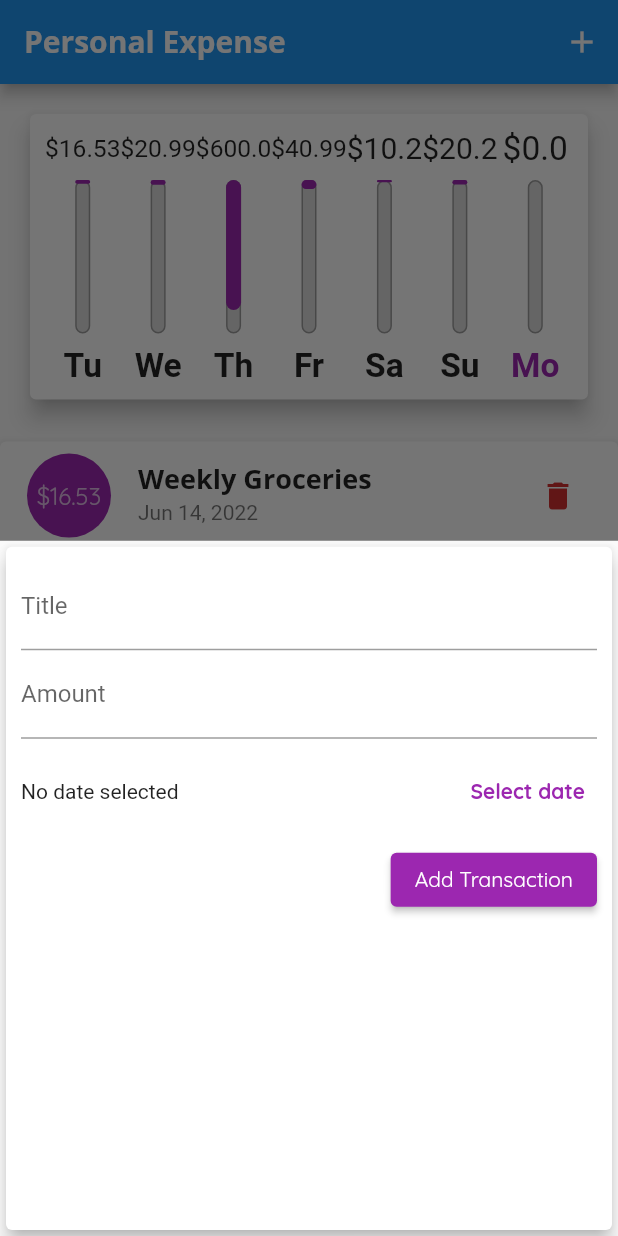
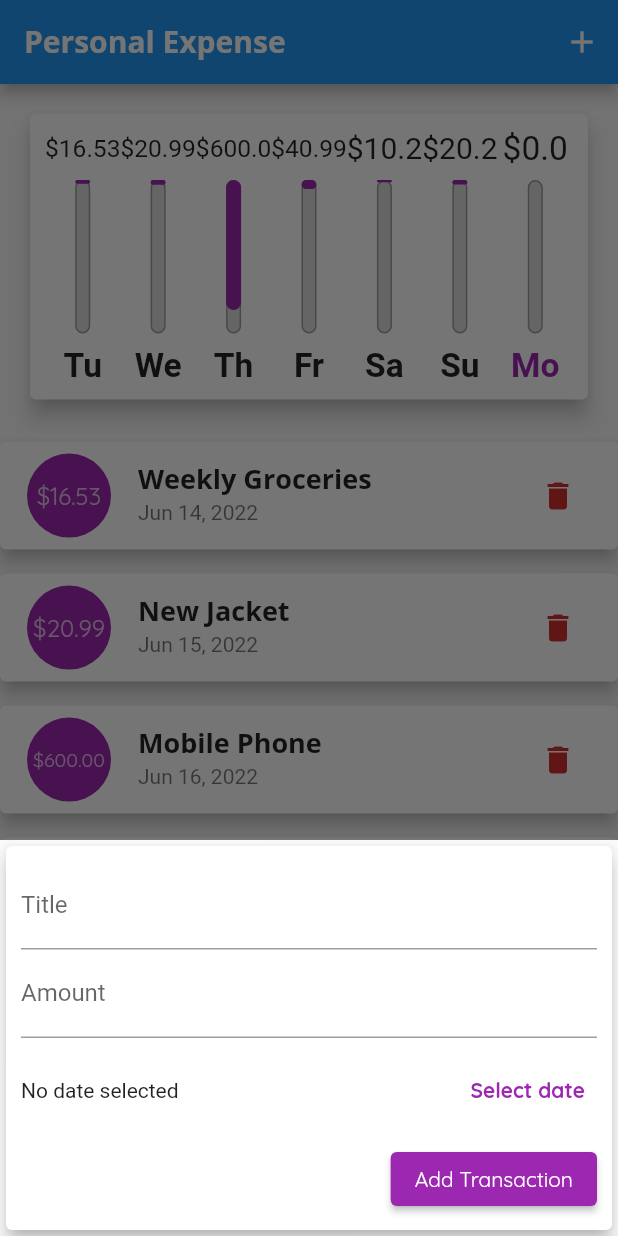
Before and after one commit to bantawa04/expenseTrackerFlutter, a Flutter app: the screen it shows after launch, after a tap on the "delete" icon, after a tap on the "add" icon, on a phone screen of 412 x 824 dp. Run offline on Flutter 3.47's test engine with Material 2 defaults, Android fonts, the phone set to English and light mode, and no system bars.

Commit message:
5.12 softkeyboard inset

```diff
--- a/lib/main.dart
+++ b/lib/main.dart
@@ -71,31 +71,31 @@ class _MyHomePageState extends State<MyHomePage> {
       date: DateTime.now().subtract(Duration(days: 6)),
     ),
     Transaction(
-      id: "2",
+      id: "3",
       title: 'New Jacket',
       amount: 20.99,
       date: DateTime.now().subtract(Duration(days: 5)),
     ),
     Transaction(
-      id: "2",
+      id: "4",
       title: 'Mobile Phone',
       amount: 600,
       date: DateTime.now().subtract(Duration(days: 4)),
     ),
     Transaction(
-      id: "2",
+      id: "5",
       title: 'Restaurant Bill',
       amount: 40.99,
       date: DateTime.now().subtract(Duration(days: 3)),
     ),
     Transaction(
-      id: "2",
+      id: "6",
       title: 'Gas',
       amount: 10.20,
       date: DateTime.now().subtract(Duration(days: 2)),
     ),
     Transaction(
-      id: "2",
+      id: "7",
       title: 'Internet Bill',
       amount: 20.20,
       date: DateTime.now().subtract(Duration(days: 1)),
--- a/lib/widgets/new_transaction.dart
+++ b/lib/widgets/new_transaction.dart
@@ -19,10 +19,10 @@ class _NewTransactionState extends State<NewTransaction> {
     final title = _titleController.text;
     final amount = double.parse(_amountController.text); //typecasting
 
-    if (title.isEmpty || amount <= 0 || _selectedDate==null ) {
+    if (title.isEmpty || amount <= 0 || _selectedDate == null) {
       return;
     }
-    widget.addTransaction(title, amount,_selectedDate);
+    widget.addTransaction(title, amount, _selectedDate);
     //close outmost layer
     Navigator.of(context).pop();
   }
@@ -45,10 +45,16 @@ class _NewTransactionState extends State<NewTransaction> {
 
   @override
   Widget build(BuildContext context) {
-    return Card(
+    return SingleChildScrollView(
+      child: Card(
         elevation: 5,
         child: Container(
-        padding: EdgeInsets.all(10),
+          padding: EdgeInsets.only(
+            top: 10,
+            left: 10,
+            right: 10,
+            bottom: MediaQuery.of(context).viewInsets.bottom + 10,
+          ),
           child: Column(
             crossAxisAlignment: CrossAxisAlignment.end,
             children: <Widget>[
@@ -109,6 +115,7 @@ class _NewTransactionState extends State<NewTransaction> {
             ],
           ),
         ),
+      ),
     );
   }
 }
```
Lines whose indentation alone changed are shown as unchanged.
